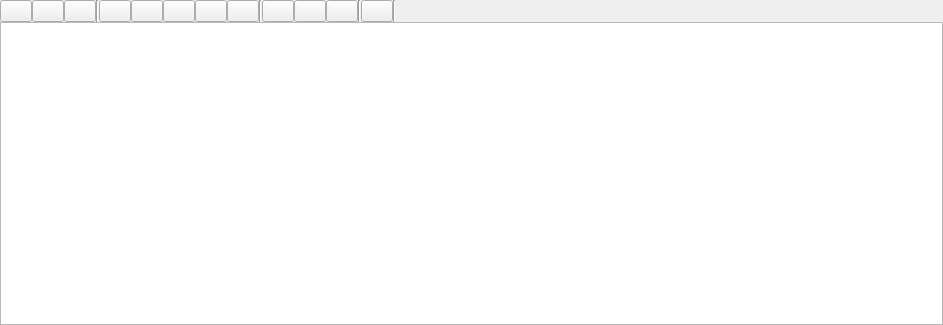
This is rqt_bag/src/rqt_bag/bag_widget.ui in ros-visualization/rqt as Qt 5 draws it before an edit. The edited form follows.
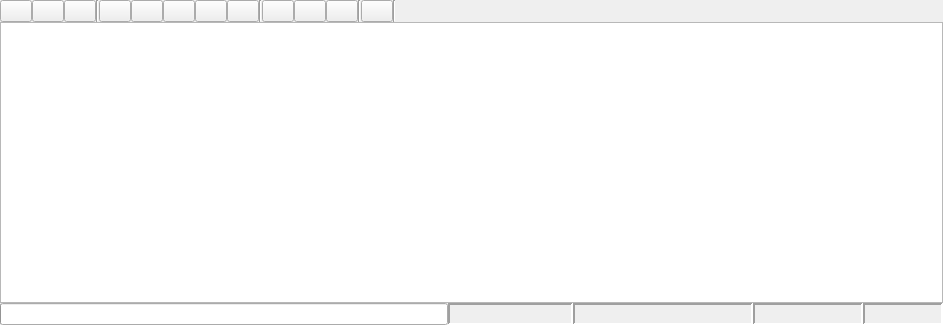
This is the edited form.

Commit message: rqt_bag: statusbar with current time in 3 formats, a background process status bar and a playhead current speed indicator

```diff
--- a/rqt_bag/src/rqt_bag/bag_widget.ui
+++ b/rqt_bag/src/rqt_bag/bag_widget.ui
@@ -266,6 +266,129 @@
    <item>
     <widget class="QGraphicsView" name="graphics_view"/>
    </item>
+   <item>
+    <layout class="QHBoxLayout" name="status_bar_layout">
+     <item>
+      <widget class="QProgressBar" name="progress_bar">
+       <property name="sizePolicy">
+        <sizepolicy hsizetype="Minimum" vsizetype="Fixed">
+         <horstretch>0</horstretch>
+         <verstretch>0</verstretch>
+        </sizepolicy>
+       </property>
+       <property name="value">
+        <number>0</number>
+       </property>
+       <property name="textVisible">
+        <bool>false</bool>
+       </property>
+      </widget>
+     </item>
+     <item>
+      <widget class="QLabel" name="stamp_label">
+       <property name="maximumSize">
+        <size>
+         <width>125</width>
+         <height>16777215</height>
+        </size>
+       </property>
+       <property name="toolTip">
+        <string>Time Stamp of the current playhead</string>
+       </property>
+       <property name="frameShape">
+        <enum>QFrame::Panel</enum>
+       </property>
+       <property name="frameShadow">
+        <enum>QFrame::Sunken</enum>
+       </property>
+       <property name="lineWidth">
+        <number>2</number>
+       </property>
+       <property name="text">
+        <string/>
+       </property>
+      </widget>
+     </item>
+     <item>
+      <widget class="QLabel" name="date_label">
+       <property name="maximumSize">
+        <size>
+         <width>180</width>
+         <height>16777215</height>
+        </size>
+       </property>
+       <property name="toolTip">
+        <string>Date and time of the playhead</string>
+       </property>
+       <property name="frameShape">
+        <enum>QFrame::Panel</enum>
+       </property>
+       <property name="frameShadow">
+        <enum>QFrame::Sunken</enum>
+       </property>
+       <property name="lineWidth">
+        <number>2</number>
+       </property>
+       <property name="text">
+        <string/>
+       </property>
+      </widget>
+     </item>
+     <item>
+      <widget class="QLabel" name="seconds_label">
+       <property name="minimumSize">
+        <size>
+         <width>0</width>
+         <height>0</height>
+        </size>
+       </property>
+       <property name="maximumSize">
+        <size>
+         <width>110</width>
+         <height>16777215</height>
+        </size>
+       </property>
+       <property name="toolTip">
+        <string>Number of Seconds from the beginning of the current playhead</string>
+       </property>
+       <property name="frameShape">
+        <enum>QFrame::Panel</enum>
+       </property>
+       <property name="frameShadow">
+        <enum>QFrame::Sunken</enum>
+       </property>
+       <property name="lineWidth">
+        <number>2</number>
+       </property>
+       <property name="text">
+        <string/>
+       </property>
+      </widget>
+     </item>
+     <item>
+      <widget class="QLabel" name="playspeed_label">
+       <property name="maximumSize">
+        <size>
+         <width>80</width>
+         <height>16777215</height>
+        </size>
+       </property>
+       <property name="frameShape">
+        <enum>QFrame::Panel</enum>
+       </property>
+       <property name="frameShadow">
+        <enum>QFrame::Sunken</enum>
+       </property>
+       <property name="lineWidth">
+        <number>2</number>
+       </property>
+       <property name="text">
+        <string/>
+       </property>
+      </widget>
+     </item>
+    </layout>
+   </item>
   </layout>
  </widget>
  <resources/>
```
The commit also changes 4 other files.
